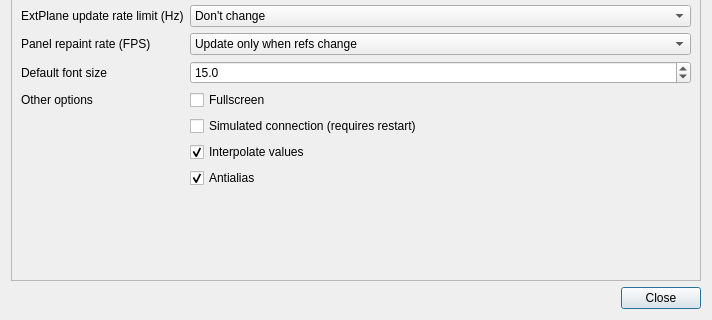
This is dialogs/settingsdialog.ui in vranki/ExtPlane-Panel as Qt 5 draws it before an edit; both pictures show x 0 to 712 and y 179 to 499 of the 712 by 499 pixel window. The edited form follows.
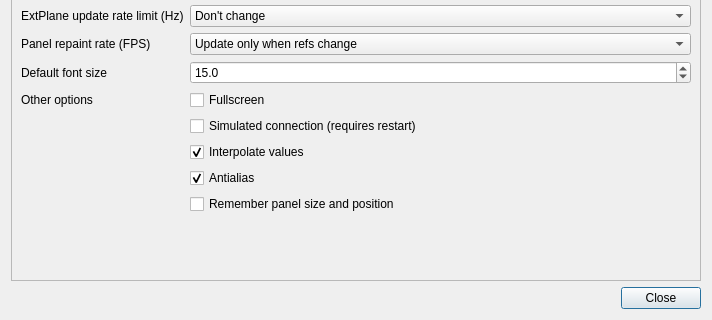
This is the edited form.

Commit message: Setting to allow window geometry to be sticky, as well as passing command line args to place window.

Diff of the .ui file:
```diff
--- a/dialogs/settingsdialog.ui
+++ b/dialogs/settingsdialog.ui
@@ -24,8 +24,8 @@
        <rect>
         <x>0</x>
         <y>0</y>
-        <width>692</width>
-        <height>446</height>
+        <width>686</width>
+        <height>433</height>
        </rect>
       </property>
       <layout class="QFormLayout" name="formLayout">
@@ -236,6 +236,13 @@
          </property>
         </widget>
        </item>
+       <item row="11" column="1">
+        <widget class="QCheckBox" name="rememberSizeAndPositionCheckBox">
+         <property name="text">
+          <string>Remember panel size and position</string>
+         </property>
+        </widget>
+       </item>
       </layout>
      </widget>
     </widget>
```
The commit also changes 4 other files.
